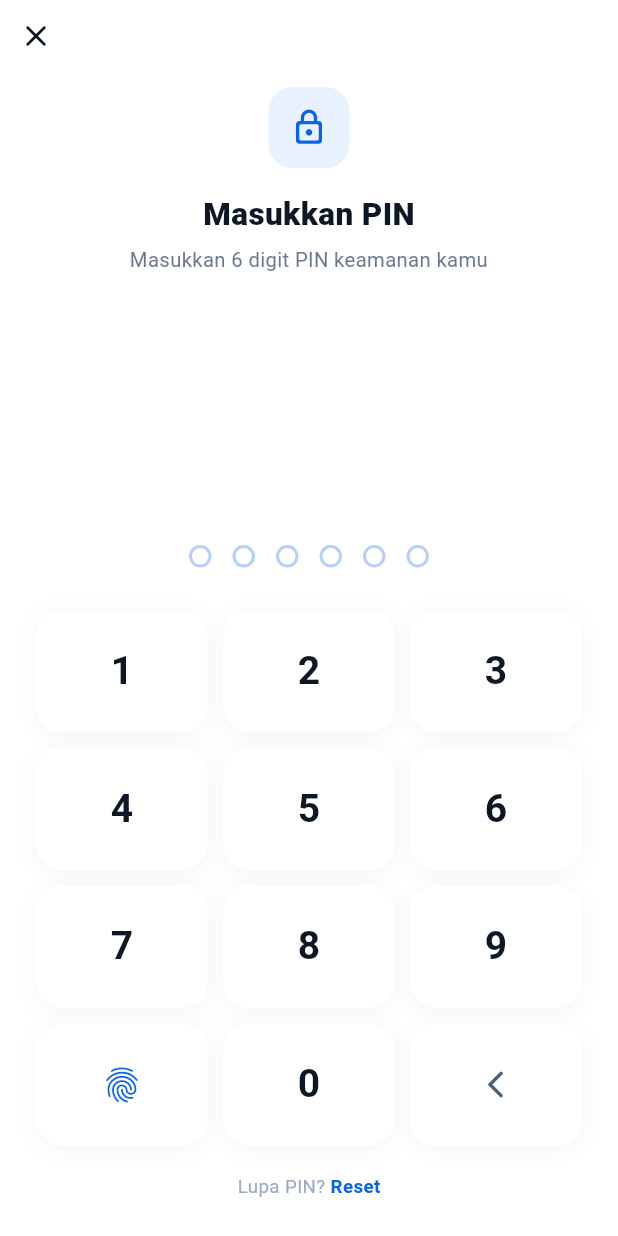
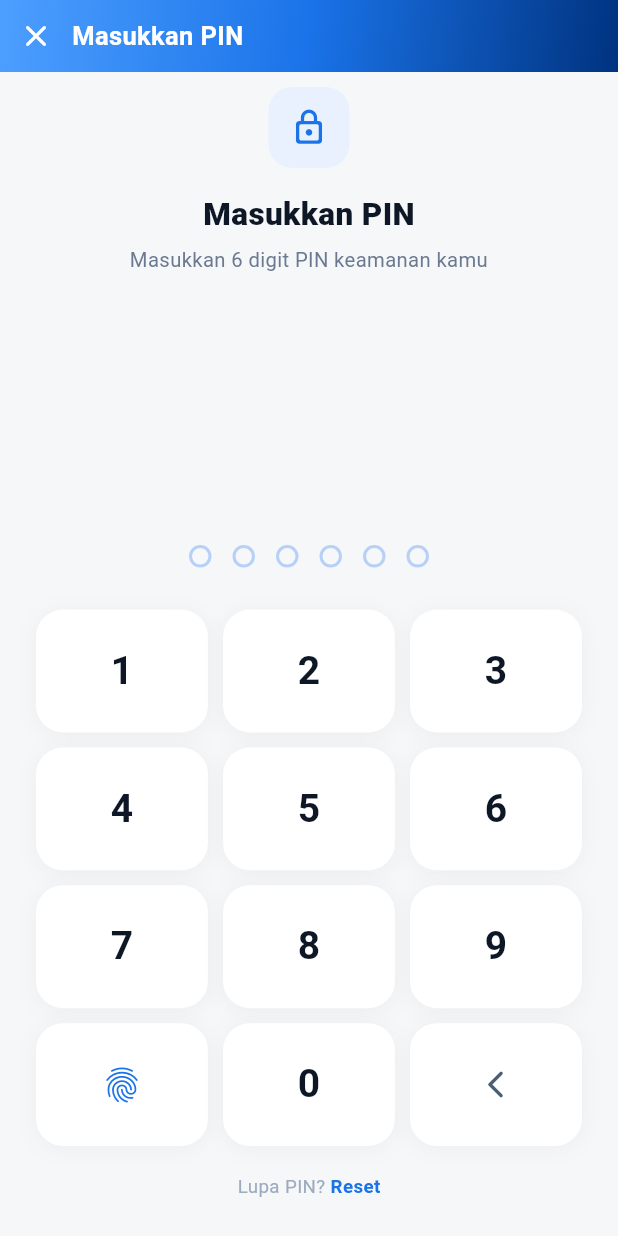
Before and after one commit to Felannn/wallet-ku, a Flutter app: the PinPage screen opened by its route, on a phone screen of 412 x 824 dp. Run offline on Flutter 3.47's test engine with Material 3 defaults, Android fonts, the phone set to English and light mode, and no system bars; our stand-ins replace app_links, dio, equatable, firebase_auth, firebase_core, flutter_bloc and 7 more; missing offline and left inert: mobile_scanner; accounts and stored records are empty; network calls fail; Roboto replaces fonts that are missing (PlusJakartaSans).

Commit message:
feat : melakukan sedikit perubahan warna gradient

```diff
--- a/lib/core/theme/app_colors.dart
+++ b/lib/core/theme/app_colors.dart
@@ -1,10 +1,11 @@
 import 'package:flutter/material.dart';
 
 class AppColors {
-  // Primary Blue
-  static const Color primary = Color(0xFF0B63E5);
-  static const Color primaryLight = Color(0xFF2C8BFF);
-  static const Color primaryDark = Color(0xFF0A4FBF);
+  // Primary Blue Gradient
+  static const Color primary = Color(0xFF1A73E8);
+  static const Color primaryLight = Color(0xFF4D9FFF);
+  static const Color primaryDark = Color(0xFF0052CC);
+  static const Color primaryDeep = Color(0xFF003380);
   static const Color primarySurface = Color(0xFFE8F1FD);
   static const Color primaryBorder = Color(0xFFB8D0F7);
 
@@ -33,8 +34,15 @@ class AppColors {
   static const LinearGradient primaryGradient = LinearGradient(
     begin: Alignment.topLeft,
     end: Alignment.bottomRight,
-    stops: [0.0, 0.55, 1.0],
-    colors: [primaryLight, primary, primaryDark],
+    stops: [0.0, 0.45, 1.0],
+    colors: [primaryLight, primary, primaryDeep],
+  );
+
+  static const LinearGradient headerGradient = LinearGradient(
+    begin: Alignment.topLeft,
+    end: Alignment.bottomRight,
+    stops: [0.0, 0.5, 1.0],
+    colors: [Color(0xFF4D9FFF), Color(0xFF1A73E8), Color(0xFF003380)],
   );
 
   // Shadows
--- a/lib/presentation/pages/payment/payment_deeplink_page.dart
+++ b/lib/presentation/pages/payment/payment_deeplink_page.dart
@@ -53,7 +53,7 @@ class PaymentDeeplinkPage extends StatelessWidget {
       body: Column(
         children: [
           Container(
-            color: AppColors.primary,
+            decoration: const BoxDecoration(gradient: AppColors.headerGradient),
             padding: EdgeInsets.fromLTRB(16, MediaQuery.of(context).padding.top + 6, 16, 14),
             child: Row(
               children: [
--- a/lib/presentation/pages/payment/pin_page.dart
+++ b/lib/presentation/pages/payment/pin_page.dart
@@ -252,14 +252,20 @@ class _PinPageState extends State<PinPage> {
         ),
       ],
       child: Scaffold(
-        backgroundColor: Colors.white,
-        body: SafeArea(
-          child: Column(
+        backgroundColor: AppColors.bg,
+        body: Column(
           children: [
-              Align(
-                alignment: Alignment.topLeft,
-                child: IconButton(
-                  icon: const Icon(Icons.close_rounded, color: AppColors.ink),
+            // Gradient Header
+            Container(
+              decoration: const BoxDecoration(
+                gradient: AppColors.headerGradient,
+              ),
+              child: SafeArea(
+                bottom: false,
+                child: Row(
+                  children: [
+                    IconButton(
+                      icon: const Icon(Icons.close_rounded, color: Colors.white),
                   onPressed: () {
                     if (_step == _Step.otp && !_busy) {
                       _countdown?.cancel();
@@ -280,6 +286,20 @@ class _PinPageState extends State<PinPage> {
                       AppRouter.router.go('/home');
                     }
                   },
+                ),
+                const Expanded(
+                  child: Text(
+                    'Masukkan PIN',
+                    style: TextStyle(
+                      fontFamily: 'PlusJakartaSans',
+                      color: Colors.white,
+                      fontWeight: FontWeight.w700,
+                      fontSize: 17,
+                    ),
+                  ),
+                ),
+              ],
+            ),
           ),
             ),
             if (_busy) ...[
@@ -305,7 +325,6 @@ class _PinPageState extends State<PinPage> {
               Expanded(child: _buildOtpStep()),
             ],
           ],
-          ),
         ),
       ),
     );
```
Lines whose indentation alone changed are shown as unchanged.
